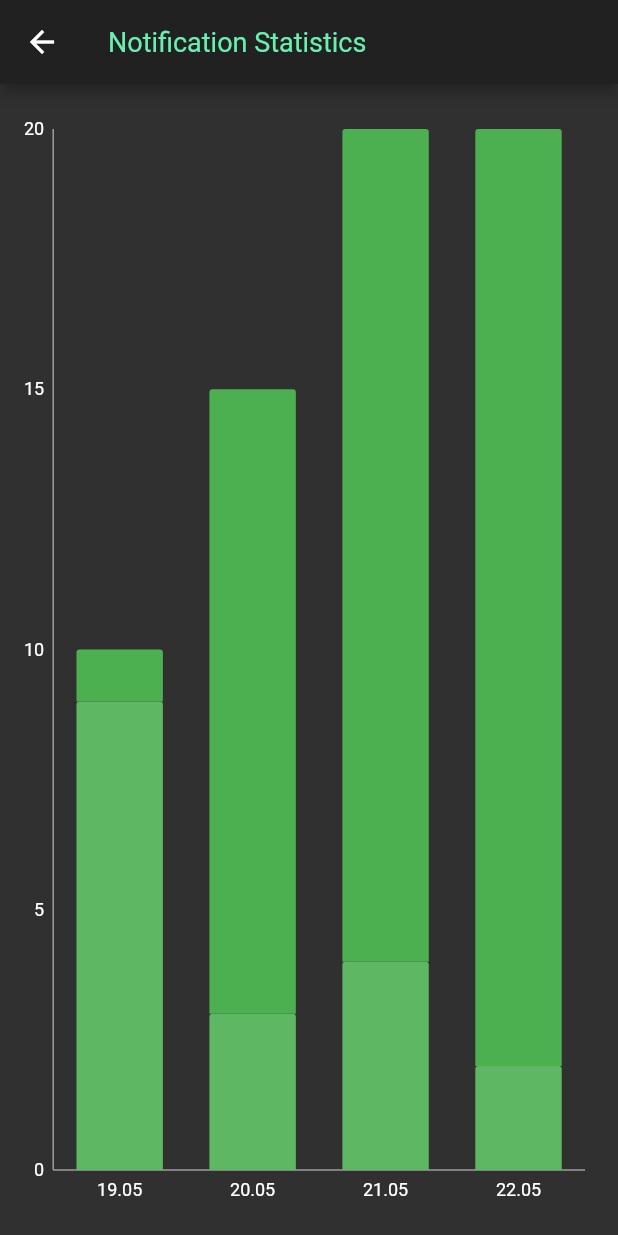
After one commit to kate-kate/lucid-dreams, a Flutter app: the screen it shows after launch, after a tap on "Notification Statistics", on a phone screen of 412 x 824 dp. The commit adds this screen. Run offline on Flutter 3.47's test engine with Material 2 defaults, Android fonts, the phone set to English and light mode, and no system bars; our stand-ins replace charts_flutter, flutter_local_notifications, shared_preferences.

Commit message:
statistics rendering

```diff
--- a/lib/main.dart
+++ b/lib/main.dart
@@ -1,5 +1,6 @@
 import 'package:flutter/material.dart';
 import 'notification_settings.dart';
+import 'notification_statistics.dart';
 
 final ThemeData kIOSTheme = new ThemeData(brightness: Brightness.dark);
 
@@ -29,10 +30,24 @@ class LucidApp extends StatelessWidget {
               onTap: () {
                 Navigator.push(
                   context,
-                MaterialPageRoute(builder: (context) => NotificationSettings()),
+                  MaterialPageRoute(
+                      builder: (context) => NotificationSettings()),
                 );
               },
-          )),
+            ),
+          ),
+          Card(
+            child: ListTile(
+              title: Text('Notification Statistics'),
+              onTap: () {
+                Navigator.push(
+                  context,
+                  MaterialPageRoute(
+                      builder: (context) => NotificationStatistics.withSampleData()),
+                );
+              },
+            ),
+          ),
         ],
       ),
     );
--- /dev/null
+++ b/lib/notification_statistics.dart
@@ -0,0 +1,89 @@
+import 'package:flutter/material.dart';
+import 'package:charts_flutter/flutter.dart' as charts;
+
+class NotificationStatistics extends StatelessWidget {
+  final List<charts.Series> seriesList;
+  final bool animate;
+
+  NotificationStatistics(this.seriesList, {this.animate});
+
+  /// Creates a stacked [BarChart] with sample data and no transition.
+  factory NotificationStatistics.withSampleData() {
+    return new NotificationStatistics(
+      _createSampleData(),
+      // Disable animations for image tests.
+      animate: true,
+    );
+  }
+
+  @override
+  Widget build(BuildContext context) {
+    return Scaffold(
+      appBar: AppBar(
+        title: Text('Notification Statistics'),
+        textTheme: TextTheme(
+            title: TextStyle(color: Colors.greenAccent, fontSize: 18)),
+      ),
+      body: Container(
+        padding: EdgeInsets.symmetric(vertical: 16, horizontal: 8),
+        child: charts.BarChart(
+          seriesList,
+          animate: animate,
+          barGroupingType: charts.BarGroupingType.stacked,
+          domainAxis: charts.OrdinalAxisSpec(
+            renderSpec: charts.SmallTickRendererSpec(
+                labelStyle:
+                    charts.TextStyleSpec(color: charts.MaterialPalette.white)),
+          ),
+          primaryMeasureAxis: charts.NumericAxisSpec(
+            renderSpec: charts.SmallTickRendererSpec(
+                labelStyle:
+                    charts.TextStyleSpec(color: charts.MaterialPalette.white)),
+          ),
+        ),
+      ),
+    );
+  }
+
+  /// Create series list with multiple series
+  static List<charts.Series<OrdinalSales, String>> _createSampleData() {
+    final unreadNotifCount = [
+      new OrdinalSales('19.05', 9),
+      new OrdinalSales('20.05', 3),
+      new OrdinalSales('21.05', 4),
+      new OrdinalSales('22.05', 2),
+    ];
+
+    final readNotifCount = [
+      new OrdinalSales('19.05', 1),
+      new OrdinalSales('20.05', 12),
+      new OrdinalSales('21.05', 16),
+      new OrdinalSales('22.05', 18),
+    ];
+
+    return [
+      new charts.Series<OrdinalSales, String>(
+        id: 'Desktop',
+        domainFn: (OrdinalSales sales, _) => sales.year,
+        measureFn: (OrdinalSales sales, _) => sales.sales,
+        data: unreadNotifCount,
+        colorFn: (_, __) => charts.MaterialPalette.green.shadeDefault.lighter,
+      ),
+      new charts.Series<OrdinalSales, String>(
+        id: 'Tablet',
+        domainFn: (OrdinalSales sales, _) => sales.year,
+        measureFn: (OrdinalSales sales, _) => sales.sales,
+        data: readNotifCount,
+        colorFn: (_, __) => charts.MaterialPalette.green.shadeDefault,
+      ),
+    ];
+  }
+}
+
+/// Sample ordinal data type.
+class OrdinalSales {
+  final String year;
+  final int sales;
+
+  OrdinalSales(this.year, this.sales);
+}
--- a/pubspec.yaml
+++ b/pubspec.yaml
@@ -25,6 +25,7 @@ dependencies:
   cupertino_icons: ^0.1.2
   flutter_local_notifications: ^0.7.0
   shared_preferences: "^0.5.2"
+  charts_flutter:
 
 dev_dependencies:
   flutter_test:
```
Also changed, not shown: pubspec.lock. Lines whose indentation alone changed are shown as unchanged.
